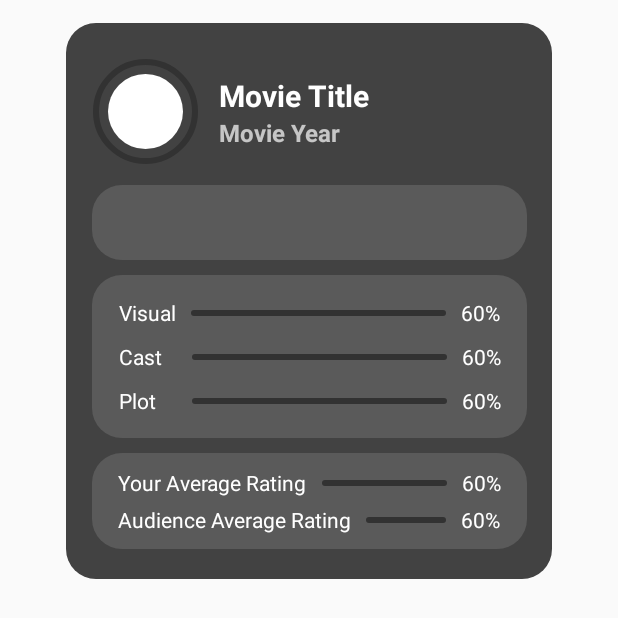
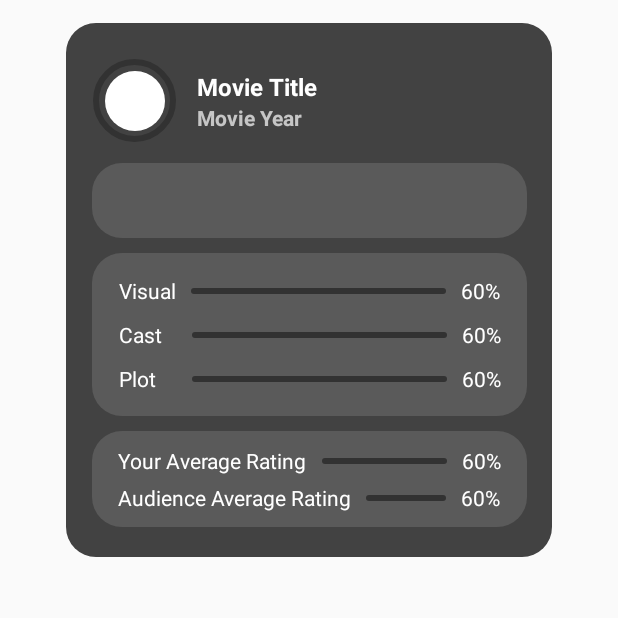
Before and after one commit to KolyaFedorenko/StormWatch, an Android app: the layout movie_view.xml on its own in the app's theme, with its tools: preview values and no code run, on a phone screen of 412 x 824 dp. Shown: the top 618 px of the screen. Run offline under Robolectric (Android 15) with nearby library versions, the phone set to English and light mode, and no system bars.

Commit message:
Updated MovieView markup

```diff
--- a/app/src/main/res/layout/movie_view.xml
+++ b/app/src/main/res/layout/movie_view.xml
@@ -34,8 +34,8 @@
 
                 <de.hdodenhof.circleimageview.CircleImageView
                     android:id="@+id/rvMovieImage"
-                    android:layout_width="50dp"
-                    android:layout_height="50dp"
+                    android:layout_width="40dp"
+                    android:layout_height="40dp"
                     android:src="@color/white"
                     app:layout_constraintTop_toTopOf="parent"
                     app:layout_constraintBottom_toBottomOf="parent"
@@ -44,14 +44,14 @@
 
                 <com.google.android.material.progressindicator.CircularProgressIndicator
                     android:id="@+id/rvCompositeRating"
-                    android:layout_width="70dp"
-                    android:layout_height="70dp"
+                    android:layout_width="55dp"
+                    android:layout_height="55dp"
                     app:layout_constraintTop_toTopOf="parent"
                     app:layout_constraintBottom_toBottomOf="parent"
                     app:layout_constraintStart_toStartOf="parent"
                     app:layout_constraintEnd_toEndOf="parent"
                     app:indicatorColor="@color/yellow"
-                    app:indicatorSize="70dp"
+                    app:indicatorSize="55dp"
                     app:trackColor="@color/progressBarBack"
                     app:trackCornerRadius="50dp"/>
             </androidx.constraintlayout.widget.ConstraintLayout>
@@ -72,7 +72,7 @@
                     app:layout_constraintTop_toTopOf="parent"
                     app:layout_constraintStart_toStartOf="parent"
                     android:text="@string/movie_title"
-                    android:textSize="20sp"
+                    android:textSize="16sp"
                     android:textColor="@color/white"
                     android:textStyle="bold"/>
 
@@ -84,7 +84,7 @@
                     app:layout_constraintStart_toStartOf="parent"
                     android:textColor="@color/alphaWhite"
                     android:text="@string/movie_year"
-                    android:textSize="16sp"
+                    android:textSize="14sp"
                     android:textStyle="bold"/>
 
             </androidx.constraintlayout.widget.ConstraintLayout>
```
